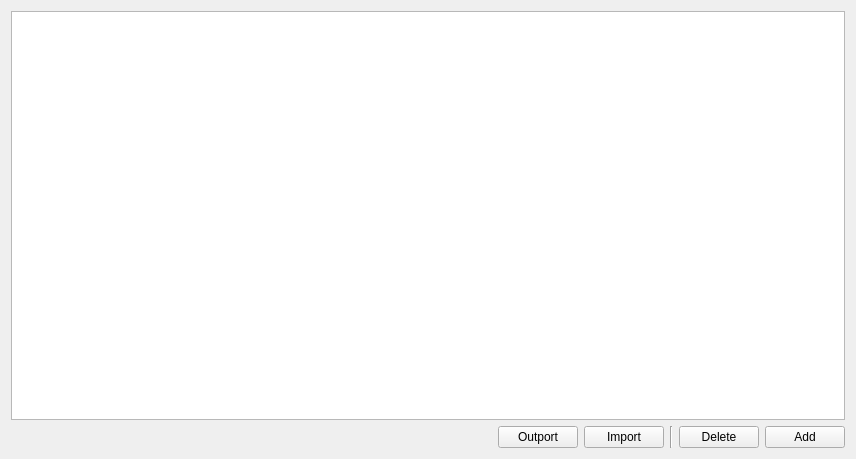
Old version of the form src/pages/page/other/timingsent/SAKOtherTimingSentItemManager.ui in the repository x-tools-author/x-tools.
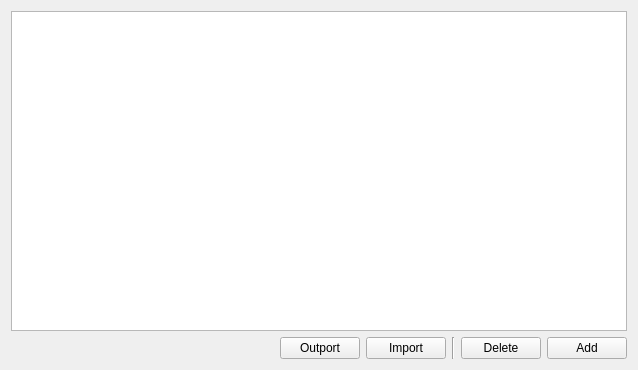
New version of the form.

What changed in the file:
```diff
--- a/src/pages/page/other/timingsent/SAKOtherTimingSentItemManager.ui
+++ b/src/pages/page/other/timingsent/SAKOtherTimingSentItemManager.ui
@@ -6,8 +6,8 @@
    <rect>
     <x>0</x>
     <y>0</y>
-    <width>856</width>
-    <height>459</height>
+    <width>638</width>
+    <height>370</height>
    </rect>
   </property>
   <property name="windowTitle">
```
